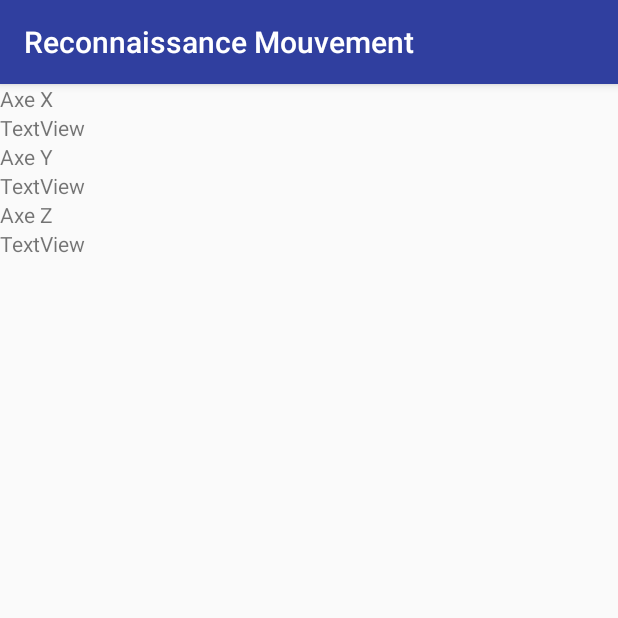
After one commit to mohamedelech/PerfView_Android, an Android app: the ReconnaissanceMouvementActivity screen opened directly, with no data from a screen before it, on a phone screen of 412 x 824 dp, the top half of it. The commit adds this screen. Run offline under Robolectric (Android 15) with nearby library versions, the light colour scheme and no system bars.

Commit message:
accéléromètre

```diff
--- /dev/null
+++ b/app/src/main/java/com/example/mohamedelech/perfview/ReconnaissanceMouvementActivity.java
@@ -0,0 +1,71 @@
+package com.example.mohamedelech.perfview;
+
+/**
+ * Created by mohamed.elech on 01.06.2017.
+ */
+
+import android.app.Activity;
+import android.hardware.Sensor;
+import android.hardware.SensorEvent;
+import android.hardware.SensorEventListener;
+import android.hardware.SensorManager;
+import android.os.Bundle;
+import android.widget.TextView;
+
+public class ReconnaissanceMouvementActivity  extends Activity {
+
+    private SensorManager mSensorManager;
+    private TextView mTxtViewX;
+    private TextView mTxtViewY;
+    private TextView mTxtViewZ;
+
+    @Override
+    public void onCreate(Bundle savedInstanceState) {
+        super.onCreate(savedInstanceState);
+        setContentView(R.layout.activity_reconnaissancemouvement);
+
+        mSensorManager = (SensorManager)getSystemService(this.SENSOR_SERVICE);
+        mSensorManager.registerListener(mSensorListener, mSensorManager.getDefaultSensor(Sensor.TYPE_ACCELEROMETER),
+                SensorManager.SENSOR_DELAY_NORMAL);
+
+        mTxtViewX = (TextView) findViewById(R.id.textX);
+        mTxtViewY = (TextView) findViewById(R.id.textY);
+        mTxtViewZ = (TextView) findViewById(R.id.textZ);
+
+    }
+
+    public void Position(float iX, float iY, float iZ)
+    {
+        mTxtViewZ.setText(" "+iZ);
+        mTxtViewX.setText(" "+iX);
+        mTxtViewY.setText(" "+iY);
+    }
+
+    private final SensorEventListener mSensorListener = new SensorEventListener() {
+
+        public void onSensorChanged(SensorEvent se)
+        {
+            float x = se.values[0];
+            float y = se.values[1];
+            float z = se.values[2];
+            Position(x, y , z);
+        }
+
+        public void onAccuracyChanged(Sensor sensor, int accuracy) {}
+    };
+
+    @Override
+    protected void onResume()
+    {
+        super.onResume();
+        mSensorManager.registerListener(mSensorListener, mSensorManager.getDefaultSensor(Sensor.TYPE_ACCELEROMETER), SensorManager.SENSOR_DELAY_NORMAL);
+    }
+
+    @Override
+    protected void onStop()
+    {
+        mSensorManager.unregisterListener(mSensorListener);
+        super.onStop();
+    }
+
+}
--- a/app/src/main/res/layout/activity_bench_list.xml
+++ b/app/src/main/res/layout/activity_bench_list.xml
@@ -55,7 +55,7 @@
         android:layout_width="wrap_content"
         android:layout_height="wrap_content"
         android:layout_gravity="bottom|left"
-        android:layout_marginTop="130dp"
+        android:layout_marginTop="100dp"
         android:layout_marginRight="20dp"
         app:srcCompat="@android:drawable/ic_menu_add"
         app:backgroundTint="@color/colorPrimaryDark"
--- /dev/null
+++ b/app/src/main/res/layout/activity_reconnaissancemouvement.xml
@@ -0,0 +1,64 @@
+<?xml version="1.0" encoding="utf-8"?>
+<LinearLayout xmlns:android="http://schemas.android.com/apk/res/android"
+    xmlns:tools="http://schemas.android.com/tools"
+    android:orientation="vertical" android:layout_width="match_parent"
+    android:layout_height="match_parent"
+    xmlns:app="http://schemas.android.com/apk/res-auto">
+
+    <android.support.design.widget.AppBarLayout
+        android:id="@+id/app_bar"
+        android:layout_width="match_parent"
+        android:layout_height="wrap_content"
+        android:theme="@style/AppTheme.AppBarOverlay"
+        android:background="@color/colorPrimaryDark">
+
+        <android.support.v7.widget.Toolbar
+            android:id="@+id/toolbar"
+            android:layout_width="match_parent"
+            android:layout_height="?attr/actionBarSize"
+            android:title="Reconnaissance Mouvement"
+            app:title="Reconnaissance Mouvement"
+            app:popupTheme="@color/colorPrimaryDark" />
+
+    </android.support.design.widget.AppBarLayout>
+
+    <TextView
+        android:text="Axe X"
+        android:layout_width="match_parent"
+        android:layout_height="wrap_content"
+        android:id="@+id/textView5"
+        tools:text="Axe X" />
+
+    <TextView
+        android:text="TextView"
+        android:layout_width="match_parent"
+        android:layout_height="wrap_content"
+        android:id="@+id/textX" />
+
+    <TextView
+        android:text="Axe Y"
+        android:layout_width="match_parent"
+        android:layout_height="wrap_content"
+        android:id="@+id/textView7"
+        tools:text="Axe Y" />
+
+    <TextView
+        android:text="TextView"
+        android:layout_width="match_parent"
+        android:layout_height="wrap_content"
+        android:id="@+id/textY" />
+
+    <TextView
+        android:text="Axe Z"
+        android:layout_width="match_parent"
+        android:layout_height="wrap_content"
+        android:id="@+id/textView8"
+        tools:text="Axe Z" />
+
+    <TextView
+        android:text="TextView"
+        android:layout_width="match_parent"
+        android:layout_height="wrap_content"
+        android:id="@+id/textZ" />
+
+</LinearLayout>
```
Also changed, not shown: app/src/main/AndroidManifest.xml (+11 -1 lines), app/src/main/java/com/example/mohamedelech/perfview/MainActivity.java (+6 -2 lines), app/src/main/java/com/example/mohamedelech/perfview/RmActivity.java (added, +87 -0 lines), 3 other files.
